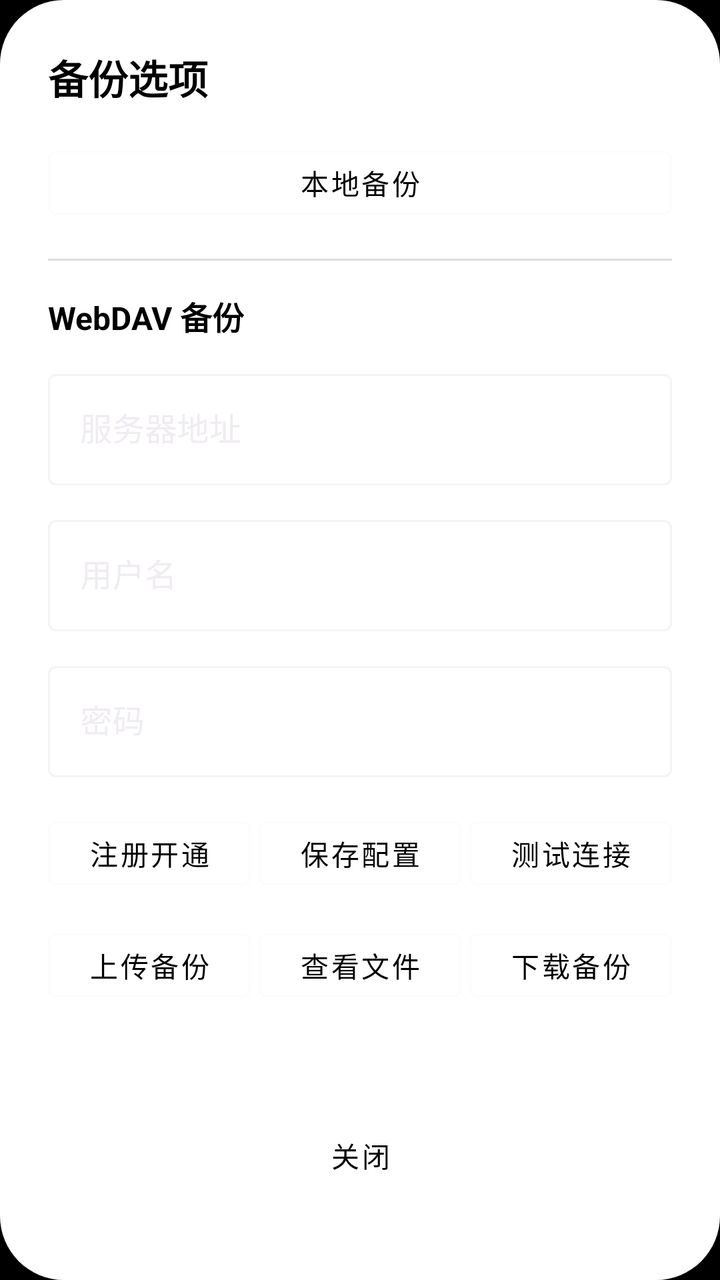
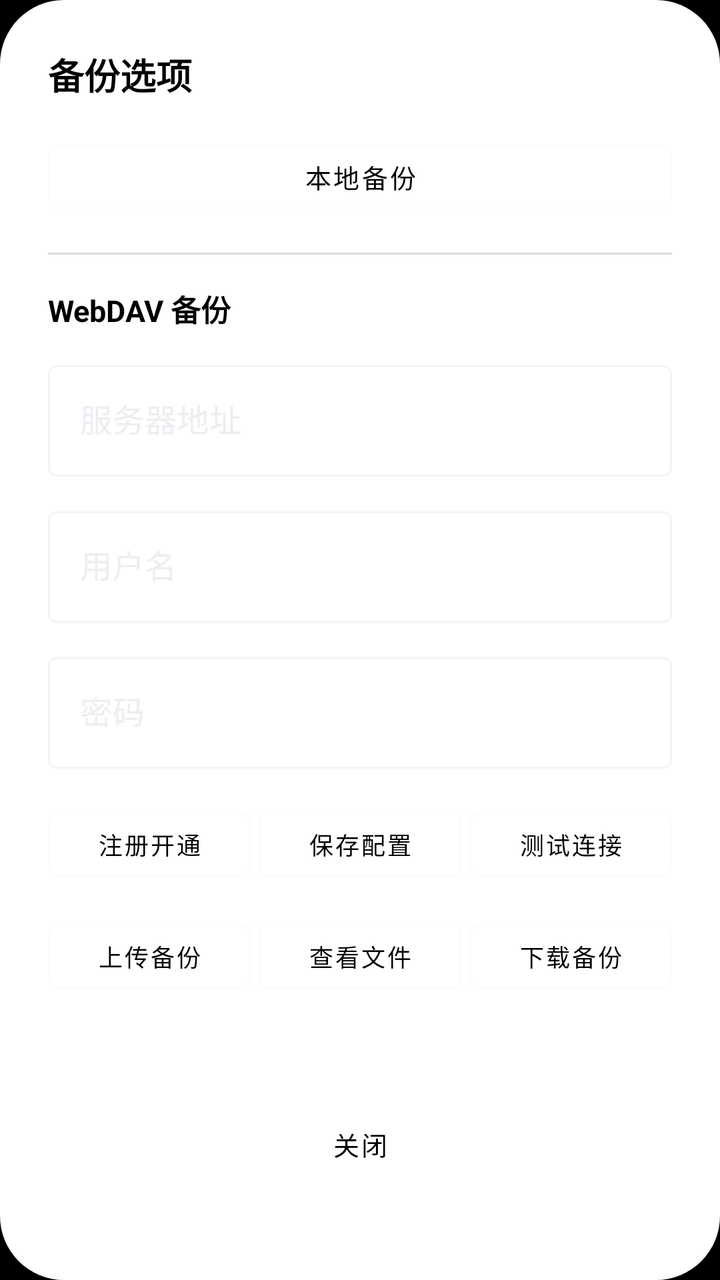

Screens rendered from an Android XML layout before and after an edit, with the pre-edit source and the edit as a unified diff.
<!-- AndroidManifest.xml: application theme Theme.App -->
<!-- res/layout/dialog_webdav_backup.xml -->
<?xml version="1.0" encoding="utf-8"?>
<androidx.appcompat.widget.LinearLayoutCompat xmlns:android="http://schemas.android.com/apk/res/android"
    xmlns:app="http://schemas.android.com/apk/res-auto"
    android:layout_width="match_parent"
    android:layout_height="wrap_content"
    android:orientation="vertical"
    android:background="@drawable/shape_dialog_rounded"
    android:padding="24dp">

    
    <com.google.android.material.textview.MaterialTextView
        android:layout_width="wrap_content"
        android:layout_height="wrap_content"
        android:text="备份选项"
        android:textColor="@android:color/black"
        android:textSize="20sp"
        android:textStyle="bold"
        android:layout_marginBottom="16dp" />

    
    <com.google.android.material.button.MaterialButton
        android:id="@+id/btnLocalBackup"
        android:layout_width="match_parent"
        android:layout_height="wrap_content"
        android:text="本地备份"
        android:textColor="@android:color/black"
        android:minHeight="44dp"
        style="@style/Widget.MaterialComponents.Button.OutlinedButton" />

    <View
        android:layout_width="match_parent"
        android:layout_height="1dp"
        android:background="#DDDDDD"
        android:layout_marginVertical="16dp" />

    
    <com.google.android.material.textview.MaterialTextView
        android:layout_width="wrap_content"
        android:layout_height="wrap_content"
        android:text="WebDAV 备份"
        android:textColor="@android:color/black"
        android:textSize="16sp"
        android:textStyle="bold"
        android:layout_marginBottom="12dp" />

    
    <com.google.android.material.textfield.TextInputLayout
        android:layout_width="match_parent"
        android:layout_height="wrap_content"
        android:hint="服务器地址"
        app:boxBackgroundMode="outline"
        app:hintTextColor="@android:color/black"
        style="@style/Widget.MaterialComponents.TextInputLayout.OutlinedBox">

        <com.google.android.material.textfield.TextInputEditText
            android:id="@+id/dialogWebdavUrl"
            android:layout_width="match_parent"
            android:layout_height="wrap_content"
            android:inputType="textUri"
            android:textColor="@android:color/black"
            android:textColorHint="@android:color/darker_gray" />
    </com.google.android.material.textfield.TextInputLayout>

    
    <com.google.android.material.textfield.TextInputLayout
        android:layout_width="match_parent"
        android:layout_height="wrap_content"
        android:layout_marginTop="12dp"
        android:hint="用户名"
        app:boxBackgroundMode="outline"
        app:hintTextColor="@android:color/black"
        style="@style/Widget.MaterialComponents.TextInputLayout.OutlinedBox">

        <com.google.android.material.textfield.TextInputEditText
            android:id="@+id/dialogWebdavUser"
            android:layout_width="match_parent"
            android:layout_height="wrap_content"
            android:inputType="text"
            android:textColor="@android:color/black"
            android:textColorHint="@android:color/darker_gray" />
    </com.google.android.material.textfield.TextInputLayout>

    
    <com.google.android.material.textfield.TextInputLayout
        android:layout_width="match_parent"
        android:layout_height="wrap_content"
        android:layout_marginTop="12dp"
        android:hint="密码"
        app:boxBackgroundMode="outline"
        app:hintTextColor="@android:color/black"
        style="@style/Widget.MaterialComponents.TextInputLayout.OutlinedBox">

        <com.google.android.material.textfield.TextInputEditText
            android:id="@+id/dialogWebdavPass"
            android:layout_width="match_parent"
            android:layout_height="wrap_content"
            android:inputType="textPassword"
            android:textColor="@android:color/black"
            android:textColorHint="@android:color/darker_gray" />
    </com.google.android.material.textfield.TextInputLayout>

    
    <androidx.appcompat.widget.LinearLayoutCompat
        android:layout_width="match_parent"
        android:layout_height="wrap_content"
        android:layout_marginTop="16dp"
        android:orientation="horizontal"
        android:gravity="center">

        <com.google.android.material.button.MaterialButton
            android:id="@+id/dialogWebdavLink"
            android:layout_width="0dp"
            android:layout_height="wrap_content"
            android:layout_weight="1"
            android:layout_marginEnd="4dp"
            android:text="注册开通"
            android:textColor="@android:color/black"
            android:minHeight="44dp"
            style="@style/Widget.MaterialComponents.Button.OutlinedButton" />

        <com.google.android.material.button.MaterialButton
            android:id="@+id/dialogWebdavSave"
            android:layout_width="0dp"
            android:layout_height="wrap_content"
            android:layout_weight="1"
            android:layout_marginEnd="4dp"
            android:text="保存配置"
            android:textColor="@android:color/black"
            android:minHeight="44dp"
            style="@style/Widget.MaterialComponents.Button.OutlinedButton" />

        <com.google.android.material.button.MaterialButton
            android:id="@+id/dialogWebdavTest"
            android:layout_width="0dp"
            android:layout_height="wrap_content"
            android:layout_weight="1"
            android:text="测试连接"
            android:textColor="@android:color/black"
            android:minHeight="44dp"
            style="@style/Widget.MaterialComponents.Button.OutlinedButton" />
    </androidx.appcompat.widget.LinearLayoutCompat>

    
    <androidx.appcompat.widget.LinearLayoutCompat
        android:layout_width="match_parent"
        android:layout_height="wrap_content"
        android:layout_marginTop="12dp"
        android:orientation="horizontal"
        android:gravity="center">

        <com.google.android.material.button.MaterialButton
            android:id="@+id/dialogWebdavUpload"
            android:layout_width="0dp"
            android:layout_height="wrap_content"
            android:layout_weight="1"
            android:layout_marginEnd="4dp"
            android:text="上传备份"
            android:textColor="@android:color/black"
            android:minHeight="44dp"
            style="@style/Widget.MaterialComponents.Button.OutlinedButton" />

        <com.google.android.material.button.MaterialButton
            android:id="@+id/dialogWebdavList"
            android:layout_width="0dp"
            android:layout_height="wrap_content"
            android:layout_weight="1"
            android:layout_marginEnd="4dp"
            android:text="查看文件"
            android:textColor="@android:color/black"
            android:minHeight="44dp"
            style="@style/Widget.MaterialComponents.Button.OutlinedButton" />

        <com.google.android.material.button.MaterialButton
            android:id="@+id/dialogWebdavDownload"
            android:layout_width="0dp"
            android:layout_height="wrap_content"
            android:layout_weight="1"
            android:text="下载备份"
            android:textColor="@android:color/black"
            android:minHeight="44dp"
            style="@style/Widget.MaterialComponents.Button.OutlinedButton" />
    </androidx.appcompat.widget.LinearLayoutCompat>

    
    <com.google.android.material.textview.MaterialTextView
        android:id="@+id/dialogWebdavStatus"
        android:layout_width="match_parent"
        android:layout_height="wrap_content"
        android:layout_marginTop="16dp"
        android:text=""
        android:textColor="#006600"
        android:textSize="14sp"
        android:gravity="center" />

    
    <com.google.android.material.button.MaterialButton
        android:id="@+id/dialogClose"
        android:layout_width="wrap_content"
        android:layout_height="wrap_content"
        android:layout_gravity="center_horizontal"
        android:layout_marginTop="16dp"
        android:text="关闭"
        android:textColor="@android:color/black"
        android:minHeight="44dp"
        style="@style/Widget.MaterialComponents.Button.TextButton" />

</androidx.appcompat.widget.LinearLayoutCompat>
<!-- resources referenced by this layout -->
<resources>
  <!-- drawable shape_dialog_rounded (drawable) -->
  <?xml version="1.0" encoding="utf-8"?>
  <shape xmlns:android="http://schemas.android.com/apk/res/android">
      <solid android:color="@android:color/white" />
      <corners android:radius="32dp" />
  </shape>
  <style name="Theme.App" parent="Theme.Base" />
  <style name="Theme.Base" parent="Theme.Material3.Dark.NoActionBar">
          <item name="colorPrimary">@color/white</item>
          <item name="android:windowBackground">@color/black</item>
          <item name="android:windowFullscreen">true</item>
          <item name="android:windowTranslucentStatus">true</item>
          <item name="android:windowTranslucentNavigation">true</item>
          <item name="android:windowAnimationStyle">@style/NoAnim</item>
      </style>
  <color name="white">#FFFFFF</color>
  <color name="black">#000000</color>
  <style name="NoAnim">
          <item name="android:activityOpenEnterAnimation">@null</item>
          <item name="android:activityOpenExitAnimation">@null</item>
          <item name="android:activityCloseEnterAnimation">@null</item>
          <item name="android:activityCloseExitAnimation">@null</item>
      </style>
</resources>

<!-- the commit's change to res/layout/dialog_webdav_backup.xml (unified diff, before → after) -->
@@ -13,7 +13,7 @@
         android:layout_height="wrap_content"
         android:text="备份选项"
         android:textColor="@android:color/black"
-        android:textSize="20sp"
+        android:textSize="18sp"
         android:textStyle="bold"
         android:layout_marginBottom="16dp" />
 
@@ -24,6 +24,8 @@
         android:layout_height="wrap_content"
         android:text="本地备份"
         android:textColor="@android:color/black"
+        android:textSize="13sp"
+        android:singleLine="true"
         android:minHeight="44dp"
         style="@style/Widget.MaterialComponents.Button.OutlinedButton" />
 
@@ -39,7 +41,7 @@
         android:layout_height="wrap_content"
         android:text="WebDAV 备份"
         android:textColor="@android:color/black"
-        android:textSize="16sp"
+        android:textSize="15sp"
         android:textStyle="bold"
         android:layout_marginBottom="12dp" />
 
@@ -57,6 +59,7 @@
             android:layout_width="match_parent"
             android:layout_height="wrap_content"
             android:inputType="textUri"
+            android:singleLine="true"
             android:textColor="@android:color/black"
             android:textColorHint="@android:color/darker_gray" />
     </com.google.android.material.textfield.TextInputLayout>
@@ -76,6 +79,7 @@
             android:layout_width="match_parent"
             android:layout_height="wrap_content"
             android:inputType="text"
+            android:singleLine="true"
             android:textColor="@android:color/black"
             android:textColorHint="@android:color/darker_gray" />
     </com.google.android.material.textfield.TextInputLayout>
@@ -95,6 +99,7 @@
             android:layout_width="match_parent"
             android:layout_height="wrap_content"
             android:inputType="textPassword"
+            android:singleLine="true"
             android:textColor="@android:color/black"
             android:textColorHint="@android:color/darker_gray" />
     </com.google.android.material.textfield.TextInputLayout>
@@ -115,6 +120,8 @@
             android:layout_marginEnd="4dp"
             android:text="注册开通"
             android:textColor="@android:color/black"
+            android:textSize="12sp"
+            android:singleLine="true"
             android:minHeight="44dp"
             style="@style/Widget.MaterialComponents.Button.OutlinedButton" />
 
@@ -126,6 +133,8 @@
             android:layout_marginEnd="4dp"
             android:text="保存配置"
             android:textColor="@android:color/black"
+            android:textSize="12sp"
+            android:singleLine="true"
             android:minHeight="44dp"
             style="@style/Widget.MaterialComponents.Button.OutlinedButton" />
 
@@ -136,6 +145,8 @@
             android:layout_weight="1"
             android:text="测试连接"
             android:textColor="@android:color/black"
+            android:textSize="12sp"
+            android:singleLine="true"
             android:minHeight="44dp"
             style="@style/Widget.MaterialComponents.Button.OutlinedButton" />
     </androidx.appcompat.widget.LinearLayoutCompat>
@@ -156,6 +167,8 @@
             android:layout_marginEnd="4dp"
             android:text="上传备份"
             android:textColor="@android:color/black"
+            android:textSize="12sp"
+            android:singleLine="true"
             android:minHeight="44dp"
             style="@style/Widget.MaterialComponents.Button.OutlinedButton" />
 
@@ -167,6 +180,8 @@
             android:layout_marginEnd="4dp"
             android:text="查看文件"
             android:textColor="@android:color/black"
+            android:textSize="12sp"
+            android:singleLine="true"
             android:minHeight="44dp"
             style="@style/Widget.MaterialComponents.Button.OutlinedButton" />
 
@@ -177,6 +192,8 @@
             android:layout_weight="1"
             android:text="下载备份"
             android:textColor="@android:color/black"
+            android:textSize="12sp"
+            android:singleLine="true"
             android:minHeight="44dp"
             style="@style/Widget.MaterialComponents.Button.OutlinedButton" />
     </androidx.appcompat.widget.LinearLayoutCompat>
@@ -189,7 +206,7 @@
         android:layout_marginTop="16dp"
         android:text=""
         android:textColor="#006600"
-        android:textSize="14sp"
+        android:textSize="13sp"
         android:gravity="center" />
 
     
@@ -201,6 +218,8 @@
         android:layout_marginTop="16dp"
         android:text="关闭"
         android:textColor="@android:color/black"
+        android:textSize="13sp"
+        android:singleLine="true"
         android:minHeight="44dp"
         style="@style/Widget.MaterialComponents.Button.TextButton" />
 
